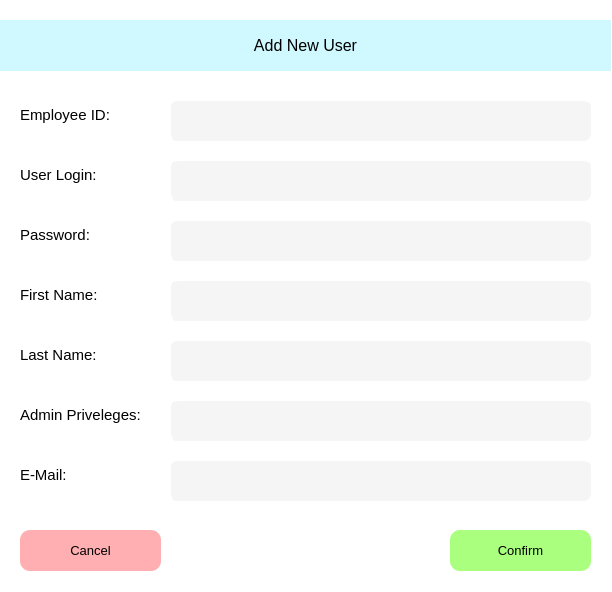
The window that gui/ui_files/UF_AddUser.ui (ZachThornee/3K04PaceMaker) describes before a commit, drawn with Qt 5.
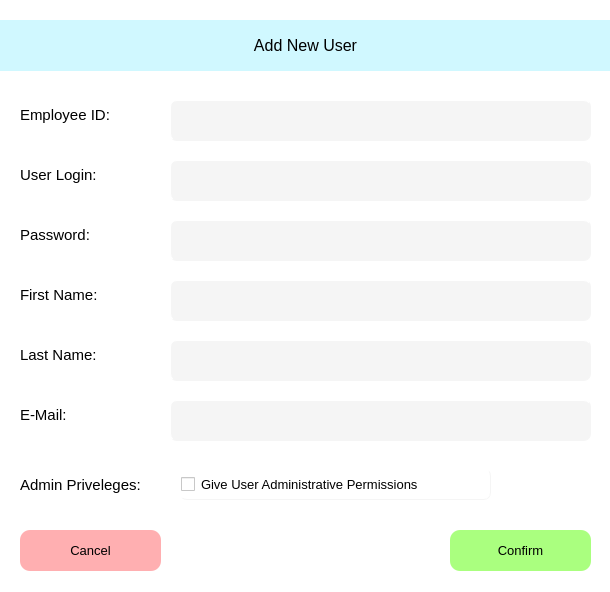
The same window after the commit.

The edit to the form file:
```diff
--- a/gui/ui_files/UF_AddUser.ui
+++ b/gui/ui_files/UF_AddUser.ui
@@ -6,7 +6,7 @@
    <rect>
     <x>0</x>
     <y>0</y>
-    <width>612</width>
+    <width>610</width>
     <height>592</height>
    </rect>
   </property>
@@ -91,23 +91,6 @@
 BORDER-STYLE: outset;</string>
    </property>
   </widget>
-  <widget class="QLineEdit" name="TB_Email">
-   <property name="geometry">
-    <rect>
-     <x>170</x>
-     <y>460</y>
-     <width>421</width>
-     <height>41</height>
-    </rect>
-   </property>
-   <property name="styleSheet">
-    <string notr="true">BACKGROUND-COLOR: rgb(245, 245, 245);
-BORDER-COLOR: rgb(245, 245, 245);
-BORDER-RADIUS: 7px;
-BORDER-WIDTH: 1px;
-BORDER-STYLE: outset;</string>
-   </property>
-  </widget>
   <widget class="QLabel" name="LAB_UserLogin">
    <property name="geometry">
     <rect>
@@ -138,7 +121,7 @@
    <property name="geometry">
     <rect>
      <x>20</x>
-     <y>400</y>
+     <y>470</y>
      <width>141</width>
      <height>31</height>
     </rect>
@@ -296,7 +279,7 @@
    <property name="geometry">
     <rect>
      <x>20</x>
-     <y>460</y>
+     <y>400</y>
      <width>141</width>
      <height>31</height>
     </rect>
@@ -305,6 +288,30 @@
     <string>&lt;html&gt;&lt;head/&gt;&lt;body&gt;&lt;p&gt;&lt;span style=&quot; font-size:11pt;&quot;&gt;E-Mail:&lt;/span&gt;&lt;/p&gt;&lt;/body&gt;&lt;/html&gt;</string>
    </property>
   </widget>
+  <widget class="QCheckBox" name="CB_Admin">
+   <property name="geometry">
+    <rect>
+     <x>180</x>
+     <y>469</y>
+     <width>311</width>
+     <height>31</height>
+    </rect>
+   </property>
+   <property name="font">
+    <font>
+     <pointsize>10</pointsize>
+    </font>
+   </property>
+   <property name="styleSheet">
+    <string notr="true">BORDER-COLOR: rgb(245, 245, 245);
+BORDER-RADIUS: 7px;
+BORDER-WIDTH: 1px;
+BORDER-STYLE: outset;</string>
+   </property>
+   <property name="text">
+    <string>Give User Administrative Permissions</string>
+   </property>
+  </widget>
  </widget>
  <resources/>
  <connections/>
```
Left out of the diff: 2 changed lines with no effect on the pictures.
